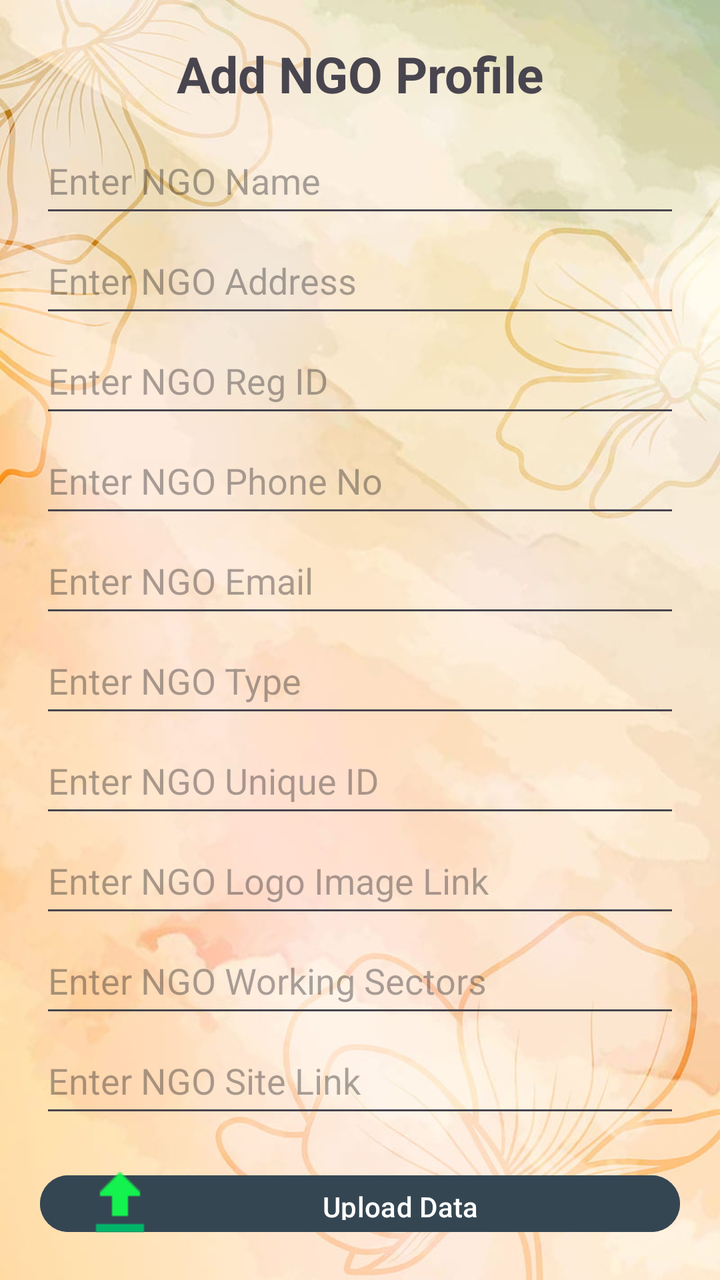
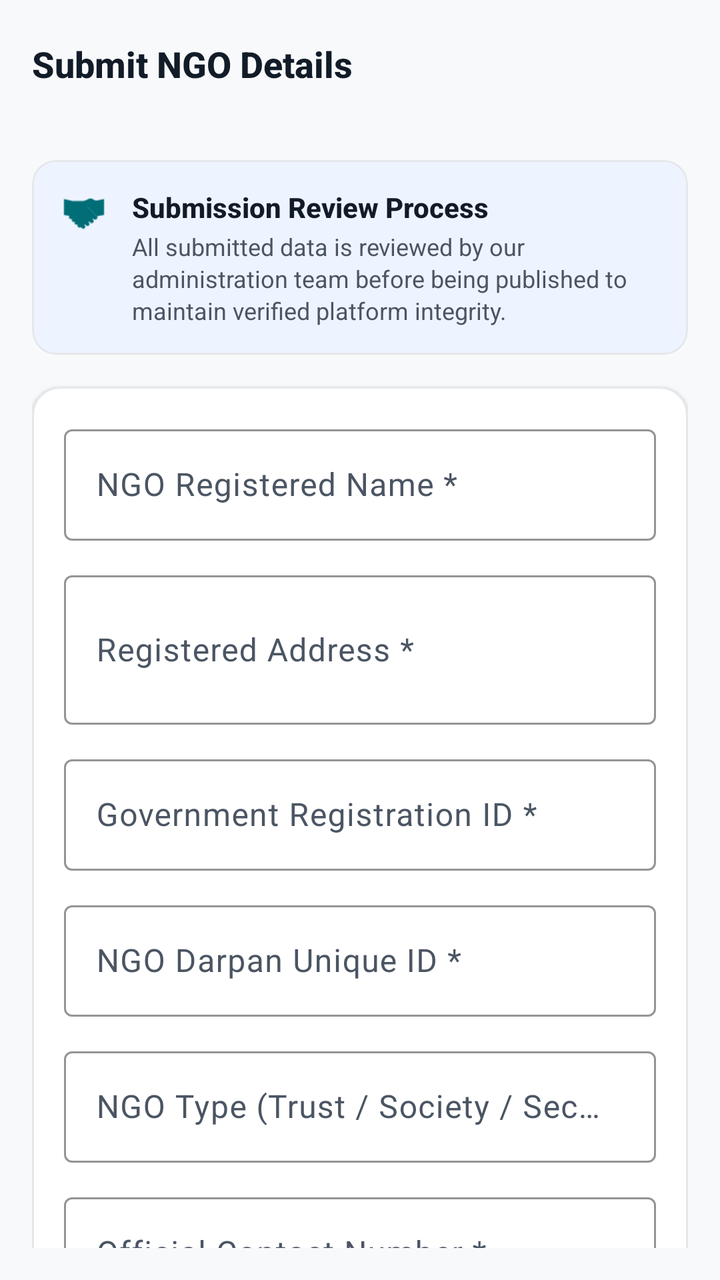

Screens rendered from an Android XML layout before and after an edit, with the pre-edit source and the edit as a unified diff.
<!-- AndroidManifest.xml: application theme Theme.FindNGO -->
<!-- res/layout/activity_enter_ngodata.xml -->
<?xml version="1.0" encoding="utf-8"?>
<androidx.constraintlayout.widget.ConstraintLayout xmlns:android="http://schemas.android.com/apk/res/android"
    xmlns:app="http://schemas.android.com/apk/res-auto"
    xmlns:tools="http://schemas.android.com/tools"
    android:id="@+id/main"
    android:layout_width="match_parent"
    android:layout_height="match_parent"
    android:background="@drawable/backgound"
    tools:context=".EnterNGOData">

    <LinearLayout
        android:layout_width="match_parent"
        android:layout_height="match_parent"
        android:orientation="vertical"
        android:padding="20dp"
        app:layout_constraintBottom_toBottomOf="parent"
        app:layout_constraintEnd_toEndOf="parent"
        app:layout_constraintStart_toStartOf="parent"
        app:layout_constraintTop_toTopOf="parent">

        <TextView
            android:id="@+id/textView11"
            android:layout_width="match_parent"
            android:layout_height="wrap_content"
            android:layout_marginBottom="10dp"
            android:text="Add NGO Profile"
            android:textAlignment="center"
            android:textSize="@dimen/dp_10"
            android:textStyle="bold" />

        <EditText
            android:id="@+id/uploadNGOName"
            android:layout_width="match_parent"
            android:layout_height="@dimen/dp_20"
            android:ems="10"
            android:hint="Enter NGO Name"
            android:inputType="text" />

        <EditText
            android:id="@+id/uploadNGOAddress"
            android:layout_width="match_parent"
            android:layout_height="@dimen/dp_20"
            android:ems="10"
            android:hint="Enter NGO Address"
            android:inputType="text" />

        <EditText
            android:id="@+id/uploadNGORegID"
            android:layout_width="match_parent"
            android:layout_height="@dimen/dp_20"
            android:ems="10"
            android:hint="Enter NGO Reg ID"
            android:inputType="text" />

        <EditText
            android:id="@+id/uploadNGOPhoneNo"
            android:layout_width="match_parent"
            android:layout_height="@dimen/dp_20"
            android:ems="10"
            android:hint="Enter NGO Phone No"
            android:inputType="text" />

        <EditText
            android:id="@+id/uploadNGOEmail"
            android:layout_width="match_parent"
            android:layout_height="@dimen/dp_20"
            android:ems="10"
            android:hint="Enter NGO Email"
            android:inputType="text" />

        <EditText
            android:id="@+id/uploadNGOType"
            android:layout_width="match_parent"
            android:layout_height="@dimen/dp_20"
            android:ems="10"
            android:hint="Enter NGO Type"
            android:inputType="text" />

        <EditText
            android:id="@+id/uploadNGOUniqueID"
            android:layout_width="match_parent"
            android:layout_height="@dimen/dp_20"
            android:ems="10"
            android:hint="Enter NGO Unique ID"
            android:inputType="text" />

        <EditText
            android:id="@+id/uploadNGOLogoImage"
            android:layout_width="match_parent"
            android:layout_height="@dimen/dp_20"
            android:ems="10"
            android:hint="Enter NGO Logo Image Link"
            android:inputType="text" />

        <EditText
            android:id="@+id/uploadNGOSectors"
            android:layout_width="match_parent"
            android:layout_height="@dimen/dp_20"
            android:ems="10"
            android:hint="Enter NGO Working Sectors"
            android:inputType="text" />

        <EditText
            android:id="@+id/uploadNGOSiteLink"
            android:layout_width="match_parent"
            android:layout_height="@dimen/dp_20"
            android:ems="10"
            android:hint="Enter NGO Site Link"
            android:inputType="text" />

        <Button
            android:id="@+id/UploadNGODataButton"
            android:layout_width="match_parent"
            android:layout_height="wrap_content"
            android:layout_marginTop="20dp"
            android:alpha="1"
            android:backgroundTint="#354653"
            android:drawableLeft="@drawable/upload"
            android:text="Upload Data" />


    </LinearLayout>
</androidx.constraintlayout.widget.ConstraintLayout>
<!-- resources referenced by this layout -->
<resources>
  <dimen name="dp_10">12.5dp</dimen>
  <dimen name="dp_20">25.0dp</dimen>
  <!-- drawable backgound: jpg bitmap (drawable, 62452 bytes) -->
  <!-- drawable upload: png bitmap (drawable, 206 bytes) -->
  <style name="Theme.FindNGO" parent="Base.Theme.FindNGO" />
  <style name="Base.Theme.FindNGO" parent="Theme.Material3.DayNight.NoActionBar">
          <item name="colorPrimary">@color/primary</item>
          <item name="colorOnPrimary">@color/on_primary</item>
          <item name="colorPrimaryContainer">@color/primary_container</item>
          <item name="colorOnPrimaryContainer">@color/on_primary_container</item>
  
          <item name="colorSecondary">@color/secondary</item>
          <item name="colorOnSecondary">@color/on_secondary</item>
          <item name="colorSecondaryContainer">@color/secondary_container</item>
          <item name="colorOnSecondaryContainer">@color/on_secondary_container</item>
  
          <item name="colorTertiary">@color/tertiary</item>
          <item name="colorOnTertiary">@color/on_tertiary_container</item>
  
          <item name="android:colorBackground">@color/background</item>
          <item name="colorSurface">@color/surface</item>
          <item name="colorOnSurface">@color/on_surface</item>
          <item name="colorOnSurfaceVariant">@color/on_surface_variant</item>
          <item name="colorOutline">@color/outline</item>
          <item name="colorOutlineVariant">@color/outline_variant</item>
  
          <item name="android:statusBarColor">@color/surface</item>
          <item name="android:windowLightStatusBar">true</item>
      </style>
  <color name="primary">#006D77</color>
  <color name="on_primary">#FFFFFF</color>
  <color name="primary_container">#006D77</color>
  <color name="on_primary_container">#9BECF7</color>
  <color name="secondary">#8C4E35</color>
  <color name="on_secondary">#FFFFFF</color>
  <color name="secondary_container">#FFAD8F</color>
  <color name="on_secondary_container">#793F27</color>
  <color name="tertiary">#14553B</color>
  <color name="on_tertiary_container">#1B5E20</color>
  <color name="background">#F8F9FA</color>
  <color name="surface">#F8F9FA</color>
  <color name="on_surface">#121C28</color>
  <color name="on_surface_variant">#4B5563</color>
  <color name="outline">#6F797A</color>
  <color name="outline_variant">#E5E7EB</color>
</resources>

<!-- the commit's change to res/layout/activity_enter_ngodata.xml (unified diff, before → after) -->
@@ -1,123 +1,305 @@
 <?xml version="1.0" encoding="utf-8"?>
-<androidx.constraintlayout.widget.ConstraintLayout xmlns:android="http://schemas.android.com/apk/res/android"
+<androidx.coordinatorlayout.widget.CoordinatorLayout xmlns:android="http://schemas.android.com/apk/res/android"
     xmlns:app="http://schemas.android.com/apk/res-auto"
     xmlns:tools="http://schemas.android.com/tools"
     android:id="@+id/main"
     android:layout_width="match_parent"
     android:layout_height="match_parent"
-    android:background="@drawable/backgound"
+    android:background="@color/background"
     tools:context=".EnterNGOData">
 
-    <LinearLayout
+    <com.google.android.material.appbar.AppBarLayout
+        android:layout_width="match_parent"
+        android:layout_height="wrap_content"
+        android:background="@color/surface"
+        app:elevation="0dp">
+
+        <androidx.appcompat.widget.Toolbar
+            android:id="@+id/submitNgoToolbar"
+            android:layout_width="match_parent"
+            android:layout_height="?attr/actionBarSize"
+            android:background="@color/surface">
+
+            <TextView
+                android:layout_width="wrap_content"
+                android:layout_height="wrap_content"
+                android:fontFamily="sans-serif-medium"
+                android:text="Submit NGO Details"
+                android:textColor="@color/on_surface"
+                android:textSize="18sp"
+                android:textStyle="bold" />
+        </androidx.appcompat.widget.Toolbar>
+    </com.google.android.material.appbar.AppBarLayout>
+
+    <androidx.core.widget.NestedScrollView
         android:layout_width="match_parent"
         android:layout_height="match_parent"
-        android:orientation="vertical"
-        android:padding="20dp"
-        app:layout_constraintBottom_toBottomOf="parent"
-        app:layout_constraintEnd_toEndOf="parent"
-        app:layout_constraintStart_toStartOf="parent"
-        app:layout_constraintTop_toTopOf="parent">
-
-        <TextView
-            android:id="@+id/textView11"
+        android:padding="16dp"
+        app:layout_behavior="@string/appbar_scrolling_view_behavior">
+
+        <LinearLayout
             android:layout_width="match_parent"
             android:layout_height="wrap_content"
-            android:layout_marginBottom="10dp"
-            android:text="Add NGO Profile"
-            android:textAlignment="center"
-            android:textSize="@dimen/dp_10"
-            android:textStyle="bold" />
-
-        <EditText
-            android:id="@+id/uploadNGOName"
-            android:layout_width="match_parent"
-            android:layout_height="@dimen/dp_20"
-            android:ems="10"
-            android:hint="Enter NGO Name"
-            android:inputType="text" />
-
-        <EditText
-            android:id="@+id/uploadNGOAddress"
-            android:layout_width="match_parent"
-            android:layout_height="@dimen/dp_20"
-            android:ems="10"
-            android:hint="Enter NGO Address"
-            android:inputType="text" />
-
-        <EditText
-            android:id="@+id/uploadNGORegID"
-            android:layout_width="match_parent"
-            android:layout_height="@dimen/dp_20"
-            android:ems="10"
-            android:hint="Enter NGO Reg ID"
-            android:inputType="text" />
-
-        <EditText
-            android:id="@+id/uploadNGOPhoneNo"
-            android:layout_width="match_parent"
-            android:layout_height="@dimen/dp_20"
-            android:ems="10"
-            android:hint="Enter NGO Phone No"
-            android:inputType="text" />
-
-        <EditText
-            android:id="@+id/uploadNGOEmail"
-            android:layout_width="match_parent"
-            android:layout_height="@dimen/dp_20"
-            android:ems="10"
-            android:hint="Enter NGO Email"
-            android:inputType="text" />
-
-        <EditText
-            android:id="@+id/uploadNGOType"
-            android:layout_width="match_parent"
-            android:layout_height="@dimen/dp_20"
-            android:ems="10"
-            android:hint="Enter NGO Type"
-            android:inputType="text" />
-
-        <EditText
-            android:id="@+id/uploadNGOUniqueID"
-            android:layout_width="match_parent"
-            android:layout_height="@dimen/dp_20"
-            android:ems="10"
-            android:hint="Enter NGO Unique ID"
-            android:inputType="text" />
-
-        <EditText
-            android:id="@+id/uploadNGOLogoImage"
-            android:layout_width="match_parent"
-            android:layout_height="@dimen/dp_20"
-            android:ems="10"
-            android:hint="Enter NGO Logo Image Link"
-            android:inputType="text" />
-
-        <EditText
-            android:id="@+id/uploadNGOSectors"
-            android:layout_width="match_parent"
-            android:layout_height="@dimen/dp_20"
-            android:ems="10"
-            android:hint="Enter NGO Working Sectors"
-            android:inputType="text" />
-
-        <EditText
-            android:id="@+id/uploadNGOSiteLink"
-            android:layout_width="match_parent"
-            android:layout_height="@dimen/dp_20"
-            android:ems="10"
-            android:hint="Enter NGO Site Link"
-            android:inputType="text" />
-
-        <Button
-            android:id="@+id/UploadNGODataButton"
-            android:layout_width="match_parent"
-            android:layout_height="wrap_content"
-            android:layout_marginTop="20dp"
-            android:alpha="1"
-            android:backgroundTint="#354653"
-            android:drawableLeft="@drawable/upload"
-            android:text="Upload Data" />
-
-
-    </LinearLayout>
-</androidx.constraintlayout.widget.ConstraintLayout>
+            android:orientation="vertical"
+            android:paddingBottom="32dp">
+
+            
+            <com.google.android.material.card.MaterialCardView
+                android:layout_width="match_parent"
+                android:layout_height="wrap_content"
+                android:layout_marginBottom="16dp"
+                app:cardBackgroundColor="@color/surface_container_low"
+                app:cardCornerRadius="12dp"
+                app:cardElevation="0dp"
+                app:strokeColor="@color/outline_variant"
+                app:strokeWidth="1dp">
+
+                <LinearLayout
+                    android:layout_width="match_parent"
+                    android:layout_height="wrap_content"
+                    android:orientation="horizontal"
+                    android:padding="14dp">
+
+                    <ImageView
+                        android:layout_width="24dp"
+                        android:layout_height="24dp"
+                        android:src="@drawable/trust"
+                        app:tint="@color/primary" />
+
+                    <LinearLayout
+                        android:layout_width="0dp"
+                        android:layout_height="wrap_content"
+                        android:layout_marginStart="12dp"
+                        android:layout_weight="1"
+                        android:orientation="vertical">
+
+                        <TextView
+                            android:layout_width="match_parent"
+                            android:layout_height="wrap_content"
+                            android:fontFamily="sans-serif-medium"
+                            android:text="Submission Review Process"
+                            android:textColor="@color/on_surface"
+                            android:textSize="14sp"
+                            android:textStyle="bold" />
+
+                        <TextView
+                            android:layout_width="match_parent"
+                            android:layout_height="wrap_content"
+                            android:layout_marginTop="2dp"
+                            android:lineSpacingExtra="2dp"
+                            android:text="All submitted data is reviewed by our administration team before being published to maintain verified platform integrity."
+                            android:textColor="@color/on_surface_variant"
+                            android:textSize="12sp" />
+                    </LinearLayout>
+                </LinearLayout>
+            </com.google.android.material.card.MaterialCardView>
+
+            
+            <com.google.android.material.card.MaterialCardView
+                android:layout_width="match_parent"
+                android:layout_height="wrap_content"
+                app:cardBackgroundColor="@color/surface_container_lowest"
+                app:cardCornerRadius="14dp"
+                app:cardElevation="1dp"
+                app:strokeColor="@color/outline_variant"
+                app:strokeWidth="1dp">
+
+                <LinearLayout
+                    android:layout_width="match_parent"
+                    android:layout_height="wrap_content"
+                    android:orientation="vertical"
+                    android:padding="16dp">
+
+                    
+                    <com.google.android.material.textfield.TextInputLayout
+                        style="@style/Widget.Material3.TextInputLayout.OutlinedBox"
+                        android:layout_width="match_parent"
+                        android:layout_height="wrap_content"
+                        android:layout_marginBottom="12dp"
+                        android:hint="NGO Registered Name *"
+                        app:boxStrokeColor="@color/primary"
+                        app:hintTextColor="@color/primary">
+
+                        <com.google.android.material.textfield.TextInputEditText
+                            android:id="@+id/uploadNGOName"
+                            android:layout_width="match_parent"
+                            android:layout_height="wrap_content"
+                            android:inputType="textCapWords" />
+                    </com.google.android.material.textfield.TextInputLayout>
+
+                    
+                    <com.google.android.material.textfield.TextInputLayout
+                        style="@style/Widget.Material3.TextInputLayout.OutlinedBox"
+                        android:layout_width="match_parent"
+                        android:layout_height="wrap_content"
+                        android:layout_marginBottom="12dp"
+                        android:hint="Registered Address *"
+                        app:boxStrokeColor="@color/primary"
+                        app:hintTextColor="@color/primary">
+
+                        <com.google.android.material.textfield.TextInputEditText
+                            android:id="@+id/uploadNGOAddress"
+                            android:layout_width="match_parent"
+                            android:layout_height="wrap_content"
+                            android:inputType="textCapSentences|textMultiLine"
+                            android:minLines="2" />
+                    </com.google.android.material.textfield.TextInputLayout>
+
+                    
+                    <com.google.android.material.textfield.TextInputLayout
+                        style="@style/Widget.Material3.TextInputLayout.OutlinedBox"
+                        android:layout_width="match_parent"
+                        android:layout_height="wrap_content"
+                        android:layout_marginBottom="12dp"
+                        android:hint="Government Registration ID *"
+                        app:boxStrokeColor="@color/primary"
+                        app:hintTextColor="@color/primary">
+
+                        <com.google.android.material.textfield.TextInputEditText
+                            android:id="@+id/uploadNGORegID"
+                            android:layout_width="match_parent"
+                            android:layout_height="wrap_content"
+                            android:inputType="textCapCharacters" />
+                    </com.google.android.material.textfield.TextInputLayout>
+
+                    
+                    <com.google.android.material.textfield.TextInputLayout
+                        style="@style/Widget.Material3.TextInputLayout.OutlinedBox"
+                        android:layout_width="match_parent"
+                        android:layout_height="wrap_content"
+                        android:layout_marginBottom="12dp"
+                        android:hint="NGO Darpan Unique ID *"
+                        app:boxStrokeColor="@color/primary"
+                        app:hintTextColor="@color/primary">
+
+                        <com.google.android.material.textfield.TextInputEditText
+                            android:id="@+id/uploadNGOUniqueID"
+                            android:layout_width="match_parent"
+                            android:layout_height="wrap_content"
+                            android:inputType="textCapCharacters" />
+                    </com.google.android.material.textfield.TextInputLayout>
+
+                    
+                    <com.google.android.material.textfield.TextInputLayout
+                        style="@style/Widget.Material3.TextInputLayout.OutlinedBox"
+                        android:layout_width="match_parent"
+                        android:layout_height="wrap_content"
+                        android:layout_marginBottom="12dp"
+                        android:hint="NGO Type (Trust / Society / Sec 8) *"
+                        app:boxStrokeColor="@color/primary"
+                        app:hintTextColor="@color/primary">
+
+                        <com.google.android.material.textfield.TextInputEditText
+                            android:id="@+id/uploadNGOType"
+                            android:layout_width="match_parent"
+                            android:layout_height="wrap_content"
+                            android:inputType="textCapWords" />
+                    </com.google.android.material.textfield.TextInputLayout>
+
+                    
+                    <com.google.android.material.textfield.TextInputLayout
+                        style="@style/Widget.Material3.TextInputLayout.OutlinedBox"
+                        android:layout_width="match_parent"
+                        android:layout_height="wrap_content"
+                        android:layout_marginBottom="12dp"
+                        android:hint="Official Contact Number *"
+                        app:boxStrokeColor="@color/primary"
+                        app:hintTextColor="@color/primary">
+
+                        <com.google.android.material.textfield.TextInputEditText
+                            android:id="@+id/uploadNGOPhoneNo"
+                            android:layout_width="match_parent"
+                            android:layout_height="wrap_content"
+                            android:inputType="phone" />
+                    </com.google.android.material.textfield.TextInputLayout>
+
+                    
+                    <com.google.android.material.textfield.TextInputLayout
+                        style="@style/Widget.Material3.TextInputLayout.OutlinedBox"
+                        android:layout_width="match_parent"
+                        android:layout_height="wrap_content"
+                        android:layout_marginBottom="12dp"
+                        android:hint="Official Email Address *"
+                        app:boxStrokeColor="@color/primary"
+                        app:hintTextColor="@color/primary">
+
+                        <com.google.android.material.textfield.TextInputEditText
+                            android:id="@+id/uploadNGOEmail"
+                            android:layout_width="match_parent"
+                            android:layout_height="wrap_content"
+                            android:inputType="textEmailAddress" />
+                    </com.google.android.material.textfield.TextInputLayout>
+
+                    
+                    <com.google.android.material.textfield.TextInputLayout
+                        style="@style/Widget.Material3.TextInputLayout.OutlinedBox"
+                        android:layout_width="match_parent"
+                        android:layout_height="wrap_content"
+                        android:layout_marginBottom="12dp"
+                        android:hint="Operational Sectors (comma separated) *"
+                        app:boxStrokeColor="@color/primary"
+                        app:hintTextColor="@color/primary">
+
+                        <com.google.android.material.textfield.TextInputEditText
+                            android:id="@+id/uploadNGOSectors"
+                            android:layout_width="match_parent"
+                            android:layout_height="wrap_content"
+                            android:inputType="textCapWords" />
+                    </com.google.android.material.textfield.TextInputLayout>
+
+                    
+                    <com.google.android.material.textfield.TextInputLayout
+                        style="@style/Widget.Material3.TextInputLayout.OutlinedBox"
+                        android:layout_width="match_parent"
+                        android:layout_height="wrap_content"
+                        android:layout_marginBottom="12dp"
+                        android:hint="Official Website Link *"
+                        app:boxStrokeColor="@color/primary"
+                        app:hintTextColor="@color/primary">
+
+                        <com.google.android.material.textfield.TextInputEditText
+                            android:id="@+id/uploadNGOSiteLink"
+                            android:layout_width="match_parent"
+                            android:layout_height="wrap_content"
+                            android:inputType="textUri" />
+                    </com.google.android.material.textfield.TextInputLayout>
+
+                    
+                    <com.google.android.material.textfield.TextInputLayout
+                        style="@style/Widget.Material3.TextInputLayout.OutlinedBox"
+                        android:layout_width="match_parent"
+                        android:layout_height="wrap_content"
+                        android:layout_marginBottom="20dp"
+                        android:hint="Logo Image URL *"
+                        app:boxStrokeColor="@color/primary"
+                        app:hintTextColor="@color/primary">
+
+                        <com.google.android.material.textfield.TextInputEditText
+                            android:id="@+id/uploadNGOLogoImage"
+                            android:layout_width="match_parent"
+                            android:layout_height="wrap_content"
+                            android:inputType="textUri" />
+                    </com.google.android.material.textfield.TextInputLayout>
+
+                    
+                    <com.google.android.material.button.MaterialButton
+                        android:id="@+id/UploadNGODataButton"
+                        style="@style/Widget.Material3.Button"
+                        android:layout_width="match_parent"
+                        android:layout_height="52dp"
+                        android:backgroundTint="@color/primary"
+                        android:text="Submit for Verification"
+                        android:textColor="@color/on_primary"
+                        android:textSize="15sp"
+                        app:cornerRadius="10dp"
+                        app:icon="@drawable/upload"
+                        app:iconGravity="textStart"
+                        app:iconTint="@color/on_primary" />
+
+                </LinearLayout>
+            </com.google.android.material.card.MaterialCardView>
+
+        </LinearLayout>
+    </androidx.core.widget.NestedScrollView>
+
+</androidx.coordinatorlayout.widget.CoordinatorLayout>
<!-- resource entries referenced after the edit -->
@@ -1,8 +1,5 @@
 <!-- resources referenced by this layout -->
 <resources>
-  <dimen name="dp_10">12.5dp</dimen>
-  <dimen name="dp_20">25.0dp</dimen>
-  <!-- drawable backgound: jpg bitmap (drawable, 62452 bytes) -->
   <!-- drawable upload: png bitmap (drawable, 206 bytes) -->
   <style name="Theme.FindNGO" parent="Base.Theme.FindNGO" />
   <style name="Base.Theme.FindNGO" parent="Theme.Material3.DayNight.NoActionBar">
@@ -41,6 +38,9 @@
   <color name="on_tertiary_container">#1B5E20</color>
   <color name="background">#F8F9FA</color>
   <color name="surface">#F8F9FA</color>
+  <color name="surface_container_low">#EEF4FF</color>
+  <color name="surface_container_lowest">#FFFFFF</color>
+  <!-- drawable trust: png bitmap (drawable, 1065 bytes) -->
   <color name="on_surface">#121C28</color>
   <color name="on_surface_variant">#4B5563</color>
   <color name="outline">#6F797A</color>
